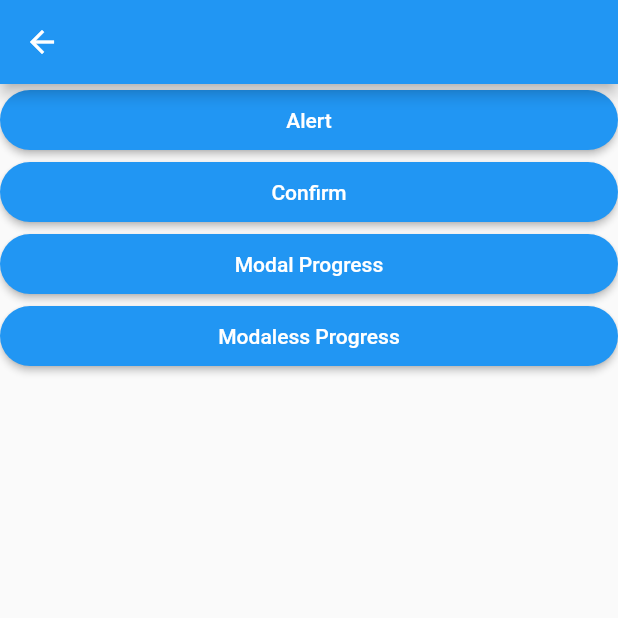
After one commit to anywars/flutter_example, a Flutter app: the screen it shows after launch, after a tap on "Dialog", on a phone screen of 412 x 824 dp, the top half of it. The commit adds this screen. Run offline on Flutter 3.47's test engine with Material 2 defaults, Android fonts, the phone set to English and light mode, and no system bars; our stand-ins replace animated_text_kit, cached_network_image, firebase_analytics, firebase_core, firebase_crashlytics, firebase_messaging and 10 more; accounts and stored records are empty; generated files the repository leaves out were written again; network calls fail; statements that could not run were skipped.

Commit message:
예제 추가

```diff
--- /dev/null
+++ b/lib/binding/dialog_binding.dart
@@ -0,0 +1,9 @@
+import 'package:flutter_example/controller/dialog_controller.dart';
+import 'package:get/get.dart';
+
+class DialogBinding extends Bindings {
+  @override
+  void dependencies() {
+    Get.put(DialogController());
+  }
+}
--- a/lib/binding/init_binding.dart
+++ b/lib/binding/init_binding.dart
@@ -1,8 +1,9 @@
+import 'package:flutter_example/service/example_service.dart';
 import 'package:get/get.dart';
 
 class InitBinding extends Bindings {
   @override
   void dependencies() {
-
+    Get.put(ExampleService(), permanent: true);
   }
 }
--- /dev/null
+++ b/lib/controller/dialog_controller.dart
@@ -0,0 +1,20 @@
+import 'package:flutter/material.dart';
+import 'package:flutter_example/ext/utils.dart';
+import 'package:get/get.dart';
+
+class DialogController extends GetxController {
+  @override
+  void onInit() {
+    super.onInit();
+  }
+
+  @override
+  void onClose() {
+    super.onClose();
+  }
+
+  onAlert() => Utils.dialog(message: '테스트');
+  onConfirm() => Utils.confirm(message: '테스트', onPressed: () => Get.back());
+  onModalProgress() => Utils.modalProgress(barrierColor: Colors.black26);
+  onModalessProgress() => Utils.isProgressOpen ? Utils.dismissModalessProgress() : Utils.modalessProgress();
+}
--- a/lib/ext/utils.dart
+++ b/lib/ext/utils.dart
@@ -1,10 +1,9 @@
-
 import 'package:flutter/material.dart';
 import 'package:get/get.dart';
 
 class Utils {
 
-  static Future dialog(String? title, String message, VoidCallback? onPressed) => Get.dialog(AlertDialog(
+  static Future<T?>? dialog<T>({String? title, required String message, VoidCallback? onPressed}) => Get.dialog(AlertDialog(
     title: Text(title ?? ''),
     content: Text(message),
     actions: [
@@ -15,4 +14,47 @@ class Utils {
     ],
   ));
 
+  static Future<T?>? confirm<T>({
+    String? title,
+    required String message,
+    VoidCallback? onPressed,
+  }) => Get.dialog(AlertDialog(
+    title: Text(title ?? ''),
+    content: Text(message),
+    actions: [
+      TextButton(onPressed: Get.back, child: Text('Cancel')),
+      TextButton(onPressed: onPressed, child: Text('OK')),
+    ],
+  ));
+
+  static Future modalProgress({bool barrierDismissible = true, Color? barrierColor}) =>
+      Get.dialog(Center(
+          child: CircularProgressIndicator()
+      ), barrierDismissible: barrierDismissible,
+        barrierColor: barrierColor,
+    );
+
+  static dismissModalProgress() {
+    if (Get.isDialogOpen == true) {
+      Get.back(closeOverlays: true);
+    }
+  }
+
+  static OverlayEntry? _entry;
+  static bool get isProgressOpen => _entry != null;
+  static Future modalessProgress() async {
+    dismissModalessProgress();
+    _entry = OverlayEntry(builder: (context) =>
+        Center(child: CircularProgressIndicator())
+    );
+    Overlay.of(Get.overlayContext!).insert(_entry!);
+  }
+
+  static dismissModalessProgress() {
+    if (_entry != null) {
+      _entry?.remove();
+      _entry = null;
+    }
+  }
+
 }
--- a/lib/main.dart
+++ b/lib/main.dart
@@ -6,6 +6,7 @@ import 'package:firebase_crashlytics/firebase_crashlytics.dart';
 import 'package:firebase_messaging/firebase_messaging.dart';
 import 'package:flutter/material.dart';
 import 'package:flutter_example/binding/animated_text_binding.dart';
+import 'package:flutter_example/binding/dialog_binding.dart';
 import 'package:flutter_example/binding/geolocator_binding.dart';
 import 'package:flutter_example/binding/github_binding.dart';
 import 'package:flutter_example/binding/home_binding.dart';
@@ -14,9 +15,10 @@ import 'package:flutter_example/binding/init_binding.dart';
 import 'package:flutter_example/binding/message_binding.dart';
 import 'package:flutter_example/ext/analytics.dart';
 import 'package:flutter_example/ui/animated_text/animated_text.dart';
+import 'package:flutter_example/ui/dialog/dialog.dart';
 import 'package:flutter_example/ui/firebase/firebase_messaging.dart';
 import 'package:flutter_example/ui/geolocator/geolocator.dart';
-import 'package:flutter_example/ui/github.dart';
+import 'package:flutter_example/ui/network_list/github.dart';
 import 'package:flutter_example/ui/google/google_sign_in.dart';
 import 'package:flutter_example/ui/home.dart';
 import 'package:flutter_example/ui/image_picker/image_picker.dart';
@@ -64,12 +66,13 @@ class MainPage extends StatelessWidget {
       GetPage(name: HomePage.routeName, page: () => HomePage(), binding: HomeBinding()),
       GetPage(name: ImagePickerPage.routeName, page: () => ImagePickerPage(), binding: ImagePickerBinding()),
       GetPage(name: SignInPage.routeName, page: () => SignInPage()),
-      GetPage(name: MessagingPage.routeName, page: () => MessagingPage()),
 
       GetPage(name: AnimatedTextPage.routeName, page: () => AnimatedTextPage(), binding: AnimatedTextBinding()),
       GetPage(name: GeolocatorPage.routeName, page: () => GeolocatorPage(), binding: GeolocatorBinding()),
       GetPage(name: MessagingPage.routeName, page: () => MessagingPage(), binding: MessageBinding()),
       GetPage(name: GithubPage.routeName, page: () => GithubPage(), binding: GithubBinding()),
+      GetPage(name: DialogPage.routeName, page: () => DialogPage(), binding: DialogBinding()),
+
     ],
 
     initialRoute: HomePage.routeName,
--- a/lib/model/github_response.dart
+++ b/lib/model/github_response.dart
@@ -8,7 +8,7 @@ part 'github_response.g.dart';
 class GithubResponse {
   GithubResponse({this.totalCount, this.incompleteResults, this.items});
 
-  int? totalCount;
+  double? totalCount;
   bool? incompleteResults;
   List<Item>? items;
 
--- a/lib/model/item.dart
+++ b/lib/model/item.dart
@@ -7,7 +7,7 @@ part 'item.g.dart';
 class Item {
   Item({this.id, this.nodeId, this.name, this.fullName, this.private, this.url, this.description});
 
-  int? id;
+  double? id;
   String? nodeId;
   String? name;
   String? fullName;
--- a/lib/provider/github_provider.dart
+++ b/lib/provider/github_provider.dart
@@ -6,7 +6,7 @@ class GithubProvider extends GetConnect {
   final _baseUrl = 'https://api.github.com';
 
   Future<Response<GithubResponse>> getRepositories(Query query) =>
-      get('/search/repositories?sort=stars', query: query.toJson(), decoder: (json) => GithubResponse.fromJson(json));
+      get('/search/repositories', query: query.toJson(), decoder: (json) => GithubResponse.fromJson(json));
 
   @override
   void onInit() {
--- /dev/null
+++ b/lib/service/example_service.dart
@@ -0,0 +1,57 @@
+import 'package:firebase_messaging/firebase_messaging.dart';
+import 'package:flutter_example/ext/utils.dart';
+import 'package:flutter_example/ui/firebase/firebase_messaging.dart';
+import 'package:get/get.dart';
+import 'package:get_storage/get_storage.dart';
+
+class ExampleService extends GetxService {
+  late final _storage = GetStorage();
+
+  @override
+  void onInit() {
+    _saveFcmToken();
+    FirebaseMessaging.instance.getInitialMessage()
+        .then((message) {
+      if (message != null) {
+        print("===== message: ${message.messageId}");
+        Get.toNamed(MessagingPage.routeName, arguments: MessageArguments(message, true));
+      }
+    });
+
+    FirebaseMessaging.onMessage.listen((message) {
+      print("===== onMessage: ${message.notification?.body} ");
+
+
+      Utils.dialog(
+        title: 'Flutter Example',
+        message: message.notification?.body ?? 'Empty Message',
+        onPressed: () => Get.toNamed(MessagingPage.routeName, arguments: MessageArguments(message, true))
+      );
+
+    });
+
+    FirebaseMessaging.onMessageOpenedApp.listen((message) {
+      print("===== opened app: ${message.messageId}");
+      Get.toNamed(MessagingPage.routeName, arguments: MessageArguments(message, true));
+    });
+    super.onInit();
+  }
+
+  @override
+  void onClose() {
+    super.onClose();
+  }
+
+  _saveFcmToken() async {
+    var token = await FirebaseMessaging.instance.getToken();
+    if (token == null || token.isEmpty == true) return;
+    await _storage.write('token', token);
+
+    var isSubscribed = _storage.read("is_subscribed") ?? false;
+    if (await FirebaseMessaging.instance.isSupported() && !isSubscribed) {
+      FirebaseMessaging.instance.subscribeToTopic("test");
+      await _storage.write("is_subscribed", true);
+      print("==== subscribed success!!! ====");
+    }
+  }
+}
--- /dev/null
+++ b/lib/ui/dialog/dialog.dart
@@ -0,0 +1,20 @@
+import 'package:flutter/material.dart';
+import 'package:flutter_example/controller/dialog_controller.dart';
+import 'package:get/get.dart';
+
+class DialogPage extends GetView<DialogController> {
+  static final routeName = '/dialog';
+
+  @override
+  Widget build(BuildContext context) => Scaffold(
+    appBar: AppBar(),
+    body: Column(
+      children: [
+        ElevatedButton(onPressed: controller.onAlert, child: Text('Alert')),
+        ElevatedButton(onPressed: controller.onConfirm, child: Text('Confirm')),
+        ElevatedButton(onPressed: controller.onModalProgress, child: Text('Modal Progress')),
+        ElevatedButton(onPressed: controller.onModalessProgress, child: Text('Modaless Progress')),
+      ],
+    ),
+  );
+}
--- a/lib/ui/home.dart
+++ b/lib/ui/home.dart
@@ -17,6 +17,7 @@ class HomePage extends GetView<HomeController> {
           ElevatedButton(onPressed: controller.onAnimatedText, child: Text('Animated Text')),
           ElevatedButton(onPressed: controller.onGeolocator, child: Text('Geolocator')),
           ElevatedButton(onPressed: controller.onGithub, child: Text('Github')),
+          ElevatedButton(onPressed: controller.onDialog, child: Text('Dialog')),
 
           ElevatedButton(onPressed: controller.onTheme, child: Text('Theme')),
 
--- a/pubspec.yaml
+++ b/pubspec.yaml
@@ -35,7 +35,6 @@ dependencies:
   google_maps_flutter: ^2.4.0
   local_auth: ^2.1.6
   url_launcher: ^6.1.12
-  shared_preferences: ^2.2.0
   firebase_core: ^2.15.0
   firebase_core_web: ^2.6.0
   firebase_crashlytics: ^3.3.4
@@ -47,7 +46,9 @@ dependencies:
   cached_network_image: ^3.2.3
   animated_text_kit: ^4.2.2
   google_fonts: ^5.1.0
+  infinite_scroll_pagination: ^3.2.0
   get: ^4.6.5
+  get_storage: ^2.1.1
 
 
 dev_dependencies:
```
Also changed, not shown: lib/controller/github_controller.dart (+35 -5 lines), lib/controller/home_controller.dart (+3 -47 lines), lib/model/query.dart (+3 -4 lines), lib/ui/github.dart (deleted, +0 -36 lines), lib/ui/network_list/github.dart (added, +28 -0 lines), pubspec.lock, 3 other files.
